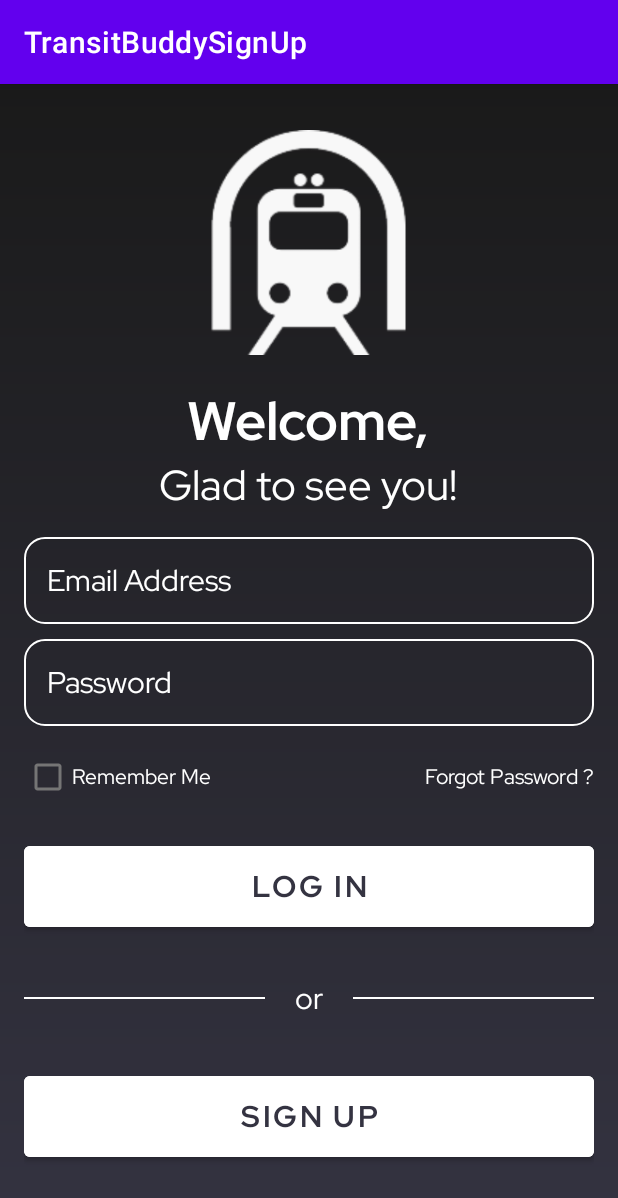
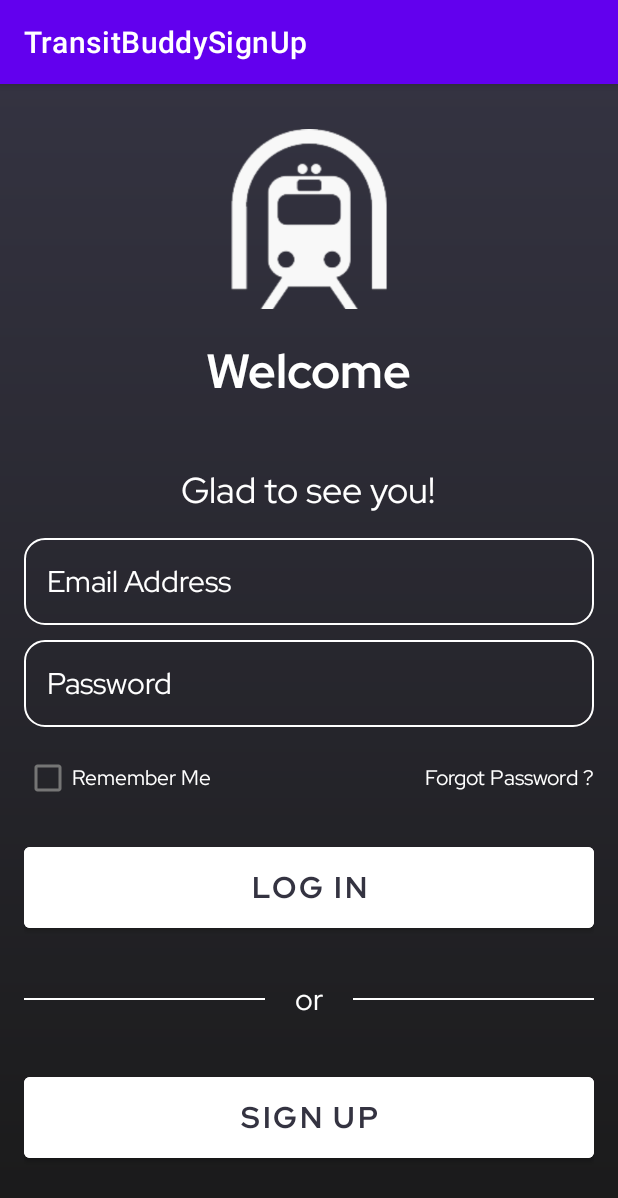
Before and after one commit to garcieee/TRANSIT-BUDDY, an Android app: the screen it shows after launch (AuthenticationModule), after a tap on "LOG IN", on a phone screen of 412 x 824 dp. Shown: the top 1198 px of the screen. Run offline under Robolectric (Android 15) with nearby library versions, the light colour scheme and no system bars; our stand-ins replace Firebase (no records; nobody signed in at launch, a user with empty details on screens opened directly).

Commit message:
new changes kinda

```diff
--- a/TransitBuddy/app/src/main/res/drawable/bgtop.xml
+++ b/TransitBuddy/app/src/main/res/drawable/bgtop.xml
@@ -1,8 +1,5 @@
-<?xml version="1.0" encoding="utf-8"?>
 <shape xmlns:android="http://schemas.android.com/apk/res/android"
-
     android:shape="rectangle">
-    <gradient android:type="linear" android:angle="100"
+    <gradient android:type="linear" android:angle="90"
         android:startColor="#1A1A1A" android:endColor="#343341"/>
-
 </shape>
--- a/TransitBuddy/app/src/main/res/drawable/signupbg.xml
+++ b/TransitBuddy/app/src/main/res/drawable/signupbg.xml
@@ -1,5 +1,4 @@
-<?xml version="1.0" encoding="utf-8"?>
 <shape xmlns:android="http://schemas.android.com/apk/res/android">
-    <gradient android:type="linear" android:angle="100"
+    <gradient android:type="linear" android:angle="90"
         android:startColor="#1A1A1A" android:endColor="#343341"/>
 </shape>
--- a/TransitBuddy/app/src/main/res/layout/activity_login.xml
+++ b/TransitBuddy/app/src/main/res/layout/activity_login.xml
@@ -5,6 +5,11 @@
     android:background="@drawable/signupbg"
     android:padding="16dp"
     android:gravity="center">
+
+    <ScrollView
+        android:layout_width="match_parent"
+        android:layout_height="match_parent"
+        android:fillViewport="true">
 
         <LinearLayout
             android:id="@+id/content_container"
@@ -16,25 +21,36 @@
             android:paddingBottom="16dp">
 
             <ImageView
-            android:layout_width="150dp"
-            android:layout_height="150dp"
-            android:src="@drawable/transitbuddylogo" />
+                android:layout_width="120dp"
+                android:layout_height="120dp"
+                android:src="@drawable/transitbuddylogo"
+                android:scaleType="fitCenter" />
 
             <TextView
+                android:id="@+id/welcome_text"
                 android:layout_width="wrap_content"
                 android:layout_height="wrap_content"
-            android:text="Welcome,"
+                android:text="Welcome"
                 android:textColor="#FFFFFF"
-            android:textSize="36sp"
+                android:textSize="32sp"
                 android:fontFamily="@font/red_hat_display_bold"
                 android:paddingTop="20dp" />
+
+            <TextView
+                android:id="@+id/name_text"
+                android:layout_width="wrap_content"
+                android:layout_height="wrap_content"
+                android:text=""
+                android:textColor="#FFFFFF"
+                android:textSize="32sp"
+                android:fontFamily="@font/red_hat_display_bold" />
 
             <TextView
                 android:layout_width="wrap_content"
                 android:layout_height="wrap_content"
                 android:text="Glad to see you!"
                 android:textColor="#FFFFFF"
-            android:textSize="28sp"
+                android:textSize="24sp"
                 android:fontFamily="@font/red_hat_display_regualr" />
 
             <EditText
@@ -146,4 +162,5 @@
                 android:textSize="20sp"
                 android:layout_marginTop="0dp" />
         </LinearLayout>
+    </ScrollView>
 </RelativeLayout>
```
Also changed, not shown: TransitBuddy/app/src/main/kotlin/com/example/transitbuddy_AndroidApp/auth/AuthenticationModule.kt (+36 -0 lines), TransitBuddy/app/src/main/kotlin/com/example/transitbuddy_AndroidApp/ui/MainUIActivity.kt (+15 -1 lines), TransitBuddy/app/src/main/res/layout/activity_signup.xml (+14 -10 lines). Lines whose indentation alone changed are shown as unchanged.
